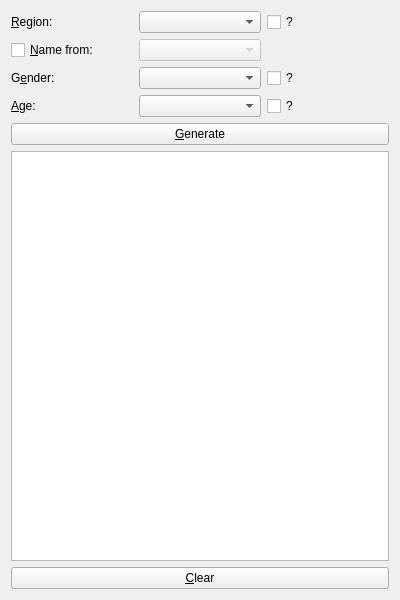
andreassch/RPGAssistant, file UI/NPCGeneratorWidget.ui: the form before one commit.
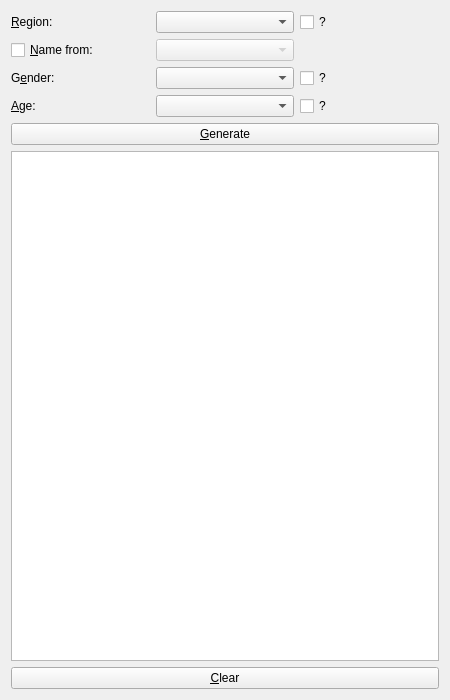
The form after the commit. Icons and pictures are not drawn.

The edit to the form file:
```diff
--- a/UI/NPCGeneratorWidget.ui
+++ b/UI/NPCGeneratorWidget.ui
@@ -6,8 +6,8 @@
    <rect>
     <x>0</x>
     <y>0</y>
-    <width>400</width>
-    <height>600</height>
+    <width>450</width>
+    <height>700</height>
    </rect>
   </property>
   <property name="windowTitle">
```
